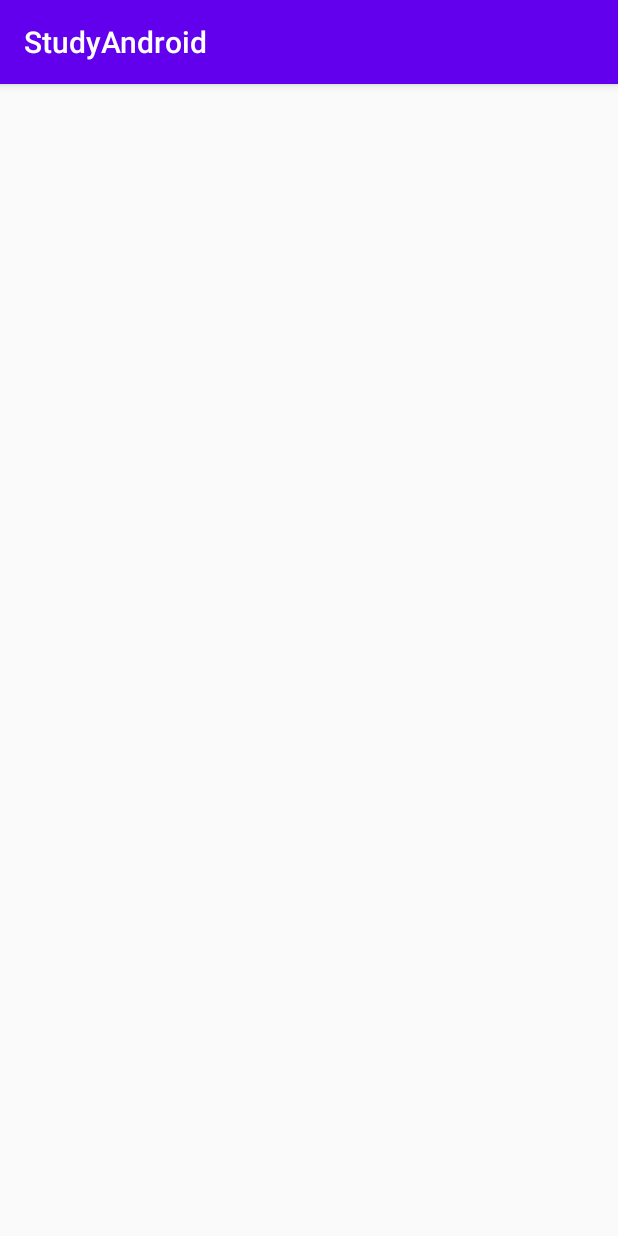
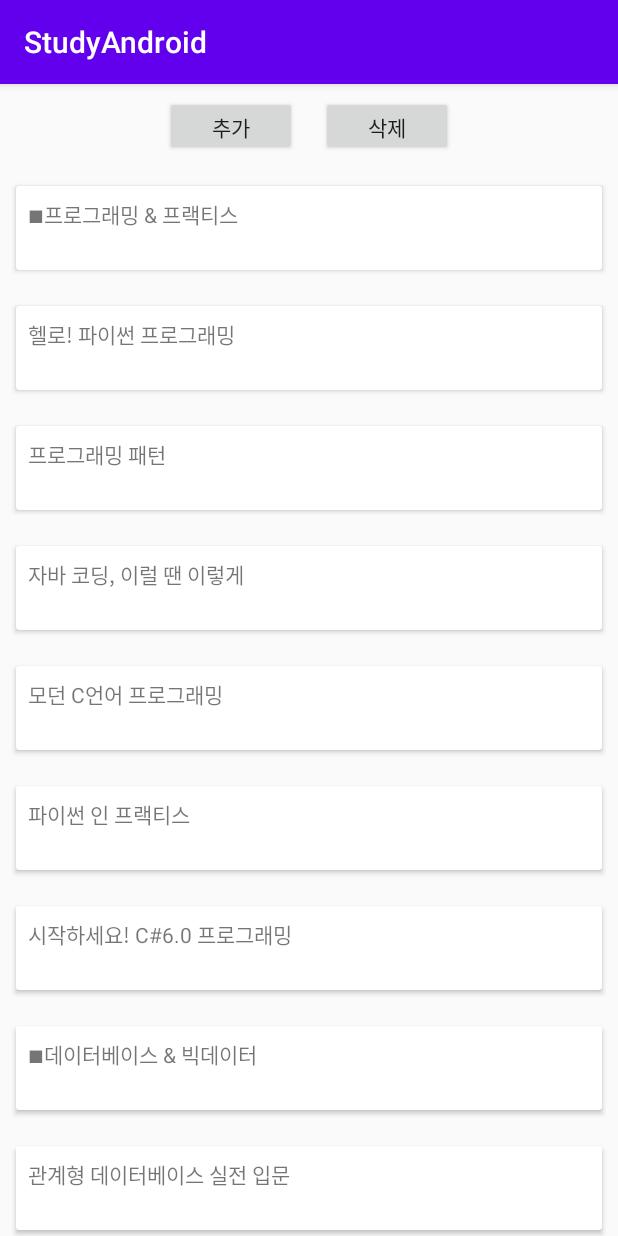
Before and after one commit to Dokyeongyun/AndroidStudio, an Android app: the ManipulationRecyclerView_MainActivity screen opened directly, with no data from a screen before it, on a phone screen of 412 x 824 dp. Run offline under Robolectric (Android 15) with nearby library versions, the phone set to English and light mode, and no system bars.

Commit message:
[ Support Library ] v7 Support Library의 RecyclerView로 나타낸 ItemView를 드래그 앤 드롭, 스와이프 등의 조작을 가능하게 하는 ItemTouchHelper 사용법

```diff
--- a/app/src/main/java/com/example/studyandroid/No7_SupportLibrary/RecyclerView/CardView/CardViewAdapter.java
+++ b/app/src/main/java/com/example/studyandroid/No7_SupportLibrary/RecyclerView/CardView/CardViewAdapter.java
@@ -14,7 +14,7 @@ import java.util.List;
 
 public class CardViewAdapter extends RecyclerView.Adapter<CardViewAdapter.ViewHolder> {
 
-    List<String> dataset;
+    public List<String> dataset;
 
     public static class ViewHolder extends RecyclerView.ViewHolder {
         public final TextView textView;
--- a/app/src/main/java/com/example/studyandroid/No7_SupportLibrary/RecyclerView/Manipulation/ManipulationRecyclerView_MainActivity.java
+++ b/app/src/main/java/com/example/studyandroid/No7_SupportLibrary/RecyclerView/Manipulation/ManipulationRecyclerView_MainActivity.java
@@ -1,10 +1,17 @@
 package com.example.studyandroid.No7_SupportLibrary.RecyclerView.Manipulation;
 
 import androidx.appcompat.app.AppCompatActivity;
+import androidx.recyclerview.widget.ItemTouchHelper;
+import androidx.recyclerview.widget.RecyclerView;
 
+import android.content.Context;
+import android.content.Intent;
 import android.os.Bundle;
+import android.view.View;
 
+import com.example.studyandroid.No7_SupportLibrary.RecyclerView.DummyDataGenerator;
 import com.example.studyandroid.R;
+
 /*
 
 [ RecyclerView _ Customizing _ 아이템 추가, 삭제 및 조작 ]
@@ -15,9 +22,56 @@ import com.example.studyandroid.R;
  */
 public class ManipulationRecyclerView_MainActivity extends AppCompatActivity {
 
+    private RecyclerView recyclerView;
+    private ManipulationSimpleStringAdapter simpleStringAdapter;
+
     @Override
     protected void onCreate(Bundle savedInstanceState) {
         super.onCreate(savedInstanceState);
         setContentView(R.layout.activity_manipulation_recycler_view__main);
+        setupRecyclerView();
+        findViewById(R.id.add_button).setOnClickListener(new View.OnClickListener() {
+            @Override
+            public void onClick(View v) {
+                simpleStringAdapter.addAtPosition(3, "새 아이템");
+            }
+        });
+        findViewById(R.id.remove_button).setOnClickListener(new View.OnClickListener() {
+            @Override
+            public void onClick(View v) {
+                simpleStringAdapter.removeAtPosition(3);
+            }
+        });
+
     }
+
+    private void setupRecyclerView() {
+        recyclerView = findViewById(R.id.simpleRecyclerView3);
+
+        recyclerView.setHasFixedSize(true);
+
+        simpleStringAdapter = new ManipulationSimpleStringAdapter(DummyDataGenerator.generateStringListData());
+        recyclerView.setAdapter(simpleStringAdapter);
+
+        // ItemTouchHelper 클래스를 구현 -> 드래그 앤 드롭, 스와이프 등의 동작으로 삭제 등의 기능을 구현할 수 있다.
+        new ItemTouchHelper(new ItemTouchHelper.SimpleCallback(ItemTouchHelper.UP | ItemTouchHelper.DOWN, ItemTouchHelper.RIGHT) {
+            @Override
+            public boolean onMove(RecyclerView recyclerView, RecyclerView.ViewHolder viewHolder, RecyclerView.ViewHolder target) {
+                // 드래그 앤 드롭하여 아이템 이동
+                simpleStringAdapter.move(viewHolder.getAdapterPosition(), target.getAdapterPosition());
+                return true;
+            }
+
+            @Override
+            public void onSwiped(RecyclerView.ViewHolder viewHolder, int direction) {
+                // 스와이프하여 아이템 삭제
+                simpleStringAdapter.removeAtPosition(viewHolder.getAdapterPosition());
+            }
+        }).attachToRecyclerView(recyclerView);
+    }
+
+    public static Intent createIntent(Context context) {
+        return new Intent(context, ManipulationRecyclerView_MainActivity.class);
+    }
+
 }
--- a/app/src/main/java/com/example/studyandroid/No7_SupportLibrary/RecyclerView/RecyclerView_MainActivity.java
+++ b/app/src/main/java/com/example/studyandroid/No7_SupportLibrary/RecyclerView/RecyclerView_MainActivity.java
@@ -9,6 +9,7 @@ import android.view.View;
 import com.example.studyandroid.No7_SupportLibrary.RecyclerView.CardView.CardViewRecyclerView_MainActivity;
 import com.example.studyandroid.No7_SupportLibrary.RecyclerView.Divider.DividerRecyclerView_MainActivity;
 import com.example.studyandroid.No7_SupportLibrary.RecyclerView.Grid.GridRecyclerView_MainActivity;
+import com.example.studyandroid.No7_SupportLibrary.RecyclerView.Manipulation.ManipulationRecyclerView_MainActivity;
 import com.example.studyandroid.No7_SupportLibrary.RecyclerView.SimpleRecyclerView.SimpleRecyclerView_MainActivity;
 import com.example.studyandroid.R;
 /*
@@ -93,13 +94,12 @@ public class RecyclerView_MainActivity extends AppCompatActivity {
                 startActivity(intent);
             }
         });
-        /*
         findViewById(R.id.manipulation_execute_button).setOnClickListener(new View.OnClickListener() {
             @Override
             public void onClick(View v) {
-                Intent intent = ManipulationActivity.createIntent(RecyclerView_MainActivity.this);
+                Intent intent = ManipulationRecyclerView_MainActivity.createIntent(RecyclerView_MainActivity.this);
                 startActivity(intent);
             }
-        });*/
+        });
     }
 }
--- a/app/src/main/res/layout/activity_manipulation_recycler_view__main.xml
+++ b/app/src/main/res/layout/activity_manipulation_recycler_view__main.xml
@@ -1,9 +1,37 @@
 <?xml version="1.0" encoding="utf-8"?>
-<androidx.constraintlayout.widget.ConstraintLayout xmlns:android="http://schemas.android.com/apk/res/android"
+<LinearLayout xmlns:android="http://schemas.android.com/apk/res/android"
     xmlns:app="http://schemas.android.com/apk/res-auto"
     xmlns:tools="http://schemas.android.com/tools"
     android:layout_width="match_parent"
     android:layout_height="match_parent"
+    android:orientation="vertical"
     tools:context=".No7_SupportLibrary.RecyclerView.Manipulation.ManipulationRecyclerView_MainActivity">
 
-</androidx.constraintlayout.widget.ConstraintLayout>
+    <LinearLayout
+        android:layout_width="wrap_content"
+        android:layout_height="56dp"
+        android:layout_gravity="center"
+        android:orientation="horizontal">
+
+        <Button
+            android:id="@+id/add_button"
+            android:layout_width="wrap_content"
+            android:layout_height="40dp"
+            android:layout_margin="8dp"
+            android:text="추가" />
+
+        <Button
+            android:id="@+id/remove_button"
+            android:layout_width="wrap_content"
+            android:layout_height="40dp"
+            android:layout_margin="8dp"
+            android:text="삭제" />
+
+    </LinearLayout>
+
+    <androidx.recyclerview.widget.RecyclerView
+        android:id="@+id/simpleRecyclerView3"
+        android:layout_width="match_parent"
+        android:layout_height="match_parent"
+        app:layoutManager="androidx.recyclerview.widget.LinearLayoutManager" />
+</LinearLayout>
```
Also changed, not shown: app/src/main/java/com/example/studyandroid/No7_SupportLibrary/RecyclerView/Manipulation/ManipulationSimpleStringAdapter.java (+44 -1 lines).
